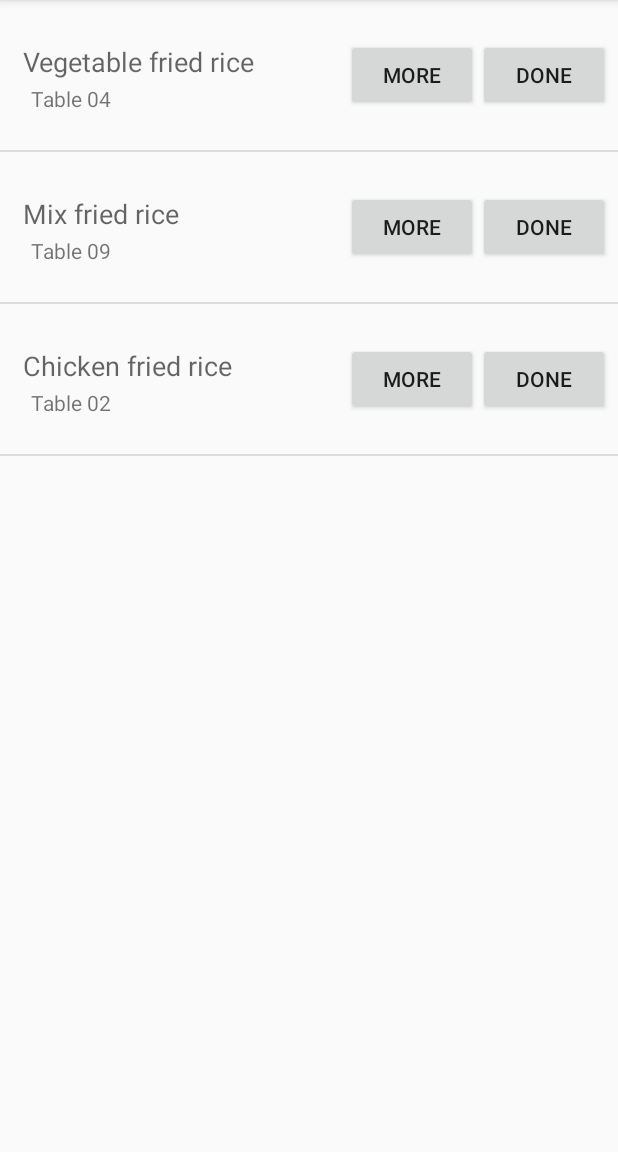
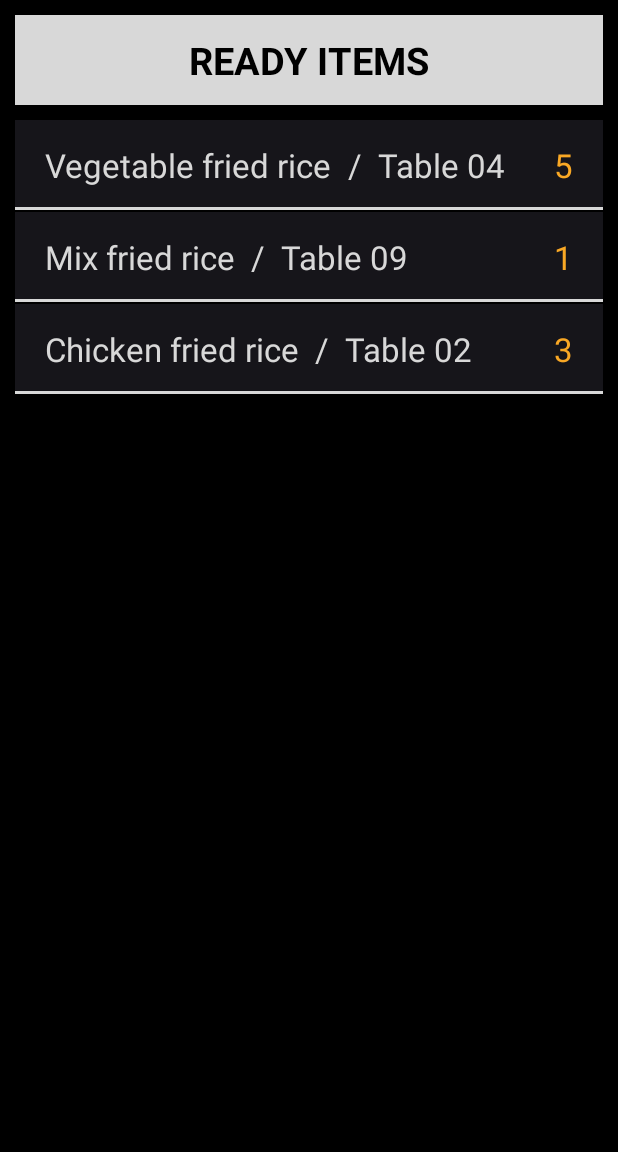
Before and after one commit to kavi707/ERestaurant, an Android app: the ReadyItemsActivity screen opened directly, with no data from a screen before it, on a phone screen of 412 x 824 dp, the part 84-1236 px from its top. Run offline under Robolectric (Android 15) with nearby library versions, the phone set to English and light mode, and no system bars.

Commit message:
Create a new view for ReadyItems list view

```diff
--- a/app/src/main/java/com/android/kavi/erestaurant/activities/tabs/ReadyItemsActivity.java
+++ b/app/src/main/java/com/android/kavi/erestaurant/activities/tabs/ReadyItemsActivity.java
@@ -48,9 +48,9 @@ public class ReadyItemsActivity extends ActionBarActivity {
 
         readyItemsListView = (ListView) findViewById(R.id.readyItemsListView);
 
-        readyItemList.add(new ReadyItem("Vegetable fried rice", "Table 04"));
-        readyItemList.add(new ReadyItem("Mix fried rice", "Table 09"));
-        readyItemList.add(new ReadyItem("Chicken fried rice", "Table 02"));
+        readyItemList.add(new ReadyItem("Table 04", "Vegetable fried rice", 5));
+        readyItemList.add(new ReadyItem("Table 09", "Mix fried rice", 1));
+        readyItemList.add(new ReadyItem("Table 02", "Chicken fried rice", 3));
 
         readyItemAdapter = new ReadyItemAdapter(readyItemList, context);
         readyItemsListView.setAdapter(readyItemAdapter);
--- a/app/src/main/java/com/android/kavi/erestaurant/adapters/ActiveTableItemAdapter.java
+++ b/app/src/main/java/com/android/kavi/erestaurant/adapters/ActiveTableItemAdapter.java
@@ -45,7 +45,7 @@ public class ActiveTableItemAdapter extends BaseAdapter {
 
         ActiveTableListItemView activeTableListItem;
         if (convertView == null) {
-            activeTableListItem = (ActiveTableListItemView) View.inflate(context, R.layout.active_table_list_item, null);
+            activeTableListItem = (ActiveTableListItemView) View.inflate(context, R.layout.list_item_active_table, null);
         } else {
             activeTableListItem = (ActiveTableListItemView) convertView;
         }
--- a/app/src/main/java/com/android/kavi/erestaurant/adapters/ReadyItemAdapter.java
+++ b/app/src/main/java/com/android/kavi/erestaurant/adapters/ReadyItemAdapter.java
@@ -20,8 +20,8 @@ public class ReadyItemAdapter extends BaseAdapter {
     private List<ReadyItem> readyItemList;
     private Context context;
 
-    public ReadyItemAdapter(List<ReadyItem> activeTableList, Context context) {
-        this.readyItemList = activeTableList;
+    public ReadyItemAdapter(List<ReadyItem> readyItemList, Context context) {
+        this.readyItemList = readyItemList;
         this.context = context;
     }
 
@@ -45,7 +45,7 @@ public class ReadyItemAdapter extends BaseAdapter {
 
         ReadyItemsListItemView readyItemListItem;
         if (convertView == null) {
-            readyItemListItem = (ReadyItemsListItemView) View.inflate(context, R.layout.ready_list_item, null);
+            readyItemListItem = (ReadyItemsListItemView) View.inflate(context, R.layout.list_item_ready, null);
         } else {
             readyItemListItem = (ReadyItemsListItemView) convertView;
         }
--- a/app/src/main/java/com/android/kavi/erestaurant/dataObjs/ReadyItem.java
+++ b/app/src/main/java/com/android/kavi/erestaurant/dataObjs/ReadyItem.java
@@ -6,12 +6,14 @@ package com.android.kavi.erestaurant.dataObjs;
  */
 public class ReadyItem {
 
+    private String readyTableName;
     private String readyItemName;
-    private String severedTableNumber;
+    private int itemQty;
 
-    public ReadyItem(String readyItemName, String severedTableNumber) {
+    public ReadyItem(String readyItemName, String readyTableName, int itemQty) {
+        this.readyTableName = readyTableName;
         this.readyItemName = readyItemName;
-        this.severedTableNumber = severedTableNumber;
+        this.itemQty = itemQty;
     }
 
     public String getReadyItemName() {
@@ -22,11 +24,19 @@ public class ReadyItem {
         this.readyItemName = readyItemName;
     }
 
-    public String getSeveredTableNumber() {
-        return severedTableNumber;
+    public String getReadyTableName() {
+        return readyTableName;
     }
 
-    public void setSeveredTableNumber(String severedTableNumber) {
-        this.severedTableNumber = severedTableNumber;
+    public void setReadyTableName(String readyTableName) {
+        this.readyTableName = readyTableName;
+    }
+
+    public int getItemQty() {
+        return itemQty;
+    }
+
+    public void setItemQty(int itemQty) {
+        this.itemQty = itemQty;
     }
 }
--- a/app/src/main/java/com/android/kavi/erestaurant/views/ReadyItemsListItemView.java
+++ b/app/src/main/java/com/android/kavi/erestaurant/views/ReadyItemsListItemView.java
@@ -2,6 +2,7 @@ package com.android.kavi.erestaurant.views;
 
 import android.content.Context;
 import android.util.AttributeSet;
+import android.util.Log;
 import android.widget.RelativeLayout;
 import android.widget.TextView;
 
@@ -15,8 +16,9 @@ import com.android.kavi.erestaurant.dataObjs.ReadyItem;
  */
 public class ReadyItemsListItemView extends RelativeLayout {
 
+    private TextView readyTableNameTextView;
     private TextView readyItemNameTextView;
-    private TextView servedTableNumberTextView;
+    private TextView itemQtyTextView;
 
     private ReadyItem readyItem;
 
@@ -28,8 +30,9 @@ public class ReadyItemsListItemView extends RelativeLayout {
     protected void onFinishInflate() {
         super.onFinishInflate();
 
-        readyItemNameTextView = (TextView) findViewById(R.id.readyItemName);
-        servedTableNumberTextView = (TextView) findViewById(R.id.servedTableName);
+        readyTableNameTextView = (TextView) findViewById(R.id.readyTableNameTextView);
+        readyItemNameTextView = (TextView) findViewById(R.id.readyItemNameTextView);
+        itemQtyTextView = (TextView) findViewById(R.id.itemQtyTextView);
     }
 
     public ReadyItem getReadyItem() {
@@ -39,7 +42,8 @@ public class ReadyItemsListItemView extends RelativeLayout {
     public void setReadyItem(ReadyItem readyItem) {
         this.readyItem = readyItem;
 
+        readyTableNameTextView.setText(readyItem.getReadyTableName());
         readyItemNameTextView.setText(readyItem.getReadyItemName());
-        servedTableNumberTextView.setText(readyItem.getSeveredTableNumber());
+        itemQtyTextView.setText(String.valueOf(readyItem.getItemQty()));
     }
 }
--- /dev/null
+++ b/app/src/main/res/layout/list_item_ready.xml
@@ -0,0 +1,64 @@
+<?xml version="1.0" encoding="utf-8"?>
+<com.android.kavi.erestaurant.views.ReadyItemsListItemView
+    xmlns:android="http://schemas.android.com/apk/res/android"
+    android:layout_width="match_parent"
+    android:layout_height="60dp"
+    android:background="@color/splash_black"
+    android:orientation="vertical">
+
+    <RelativeLayout
+        android:layout_width="match_parent"
+        android:layout_height="60dp"
+        android:layout_marginLeft="20dp"
+        android:layout_marginRight="20dp"
+        android:gravity="center_vertical">
+
+        <LinearLayout
+            android:layout_width="wrap_content"
+            android:layout_height="wrap_content"
+            android:orientation="horizontal">
+
+            <TextView
+                android:id="@+id/readyTableNameTextView"
+                android:layout_width="wrap_content"
+                android:layout_height="wrap_content"
+                android:textColor="@color/grey200"
+                android:textSize="22dp"
+                android:text="Table Name"
+                android:textAppearance="?android:attr/textAppearanceLarge" />
+
+            <TextView
+                android:text="  /  "
+                android:layout_width="wrap_content"
+                android:layout_height="wrap_content"
+                android:textColor="@color/grey200"
+                android:textSize="22dp"
+                android:textAppearance="?android:attr/textAppearanceLarge"/>
+
+            <TextView
+                android:id="@+id/readyItemNameTextView"
+                android:layout_width="wrap_content"
+                android:layout_height="wrap_content"
+                android:textColor="@color/grey200"
+                android:textSize="22dp"
+                android:text="Ready Item"
+                android:textAppearance="?android:attr/textAppearanceLarge"/>
+        </LinearLayout>
+
+        <TextView
+            android:id="@+id/itemQtyTextView"
+            android:layout_width="wrap_content"
+            android:layout_height="wrap_content"
+            android:textColor="@color/yellow800"
+            android:textSize="22dp"
+            android:text="00"
+            android:layout_alignParentRight="true"
+            android:textAppearance="?android:attr/textAppearanceLarge"/>
+    </RelativeLayout>
+
+    <TextView
+        android:layout_width="match_parent"
+        android:layout_height="2dp"
+        android:layout_alignParentBottom="true"
+        android:background="@color/grey200" />
+</com.android.kavi.erestaurant.views.ReadyItemsListItemView>
--- a/app/src/main/res/layout/ready_list_item.xml
+++ /dev/null
@@ -1,62 +0,0 @@
-<?xml version="1.0" encoding="utf-8"?>
-<com.android.kavi.erestaurant.views.ReadyItemsListItemView
-    xmlns:android="http://schemas.android.com/apk/res/android"
-    android:layout_width="match_parent"
-    android:layout_height="wrap_content"
-    android:orientation="vertical">
-
-    <RelativeLayout
-        android:layout_width="match_parent"
-        android:layout_height="100dp">
-
-        <TextView
-            android:id="@+id/readyItemName"
-            android:layout_width="fill_parent"
-            android:layout_height="30dp"
-            android:layout_alignParentLeft="true"
-            android:layout_alignParentStart="true"
-            android:layout_alignTop="@+id/moreReadyItemButton"
-            android:layout_marginLeft="15dp"
-            android:layout_toLeftOf="@+id/moreReadyItemButton"
-            android:layout_toStartOf="@+id/moreReadyItemButton"
-            android:gravity="center_vertical"
-            android:text="Ready Item Name"
-            android:textAppearance="?android:attr/textAppearanceMedium"
-            android:typeface="normal" />
-
-        <Button
-            android:id="@+id/doneButton"
-            android:layout_width="wrap_content"
-            android:layout_height="wrap_content"
-            android:layout_alignParentEnd="true"
-            android:layout_alignParentRight="true"
-            android:layout_alignTop="@+id/moreReadyItemButton"
-            android:layout_marginRight="5dp"
-            android:text="Done" />
-
-        <Button
-            android:id="@+id/moreReadyItemButton"
-            android:layout_width="wrap_content"
-            android:layout_height="wrap_content"
-            android:layout_centerVertical="true"
-            android:layout_toLeftOf="@+id/doneButton"
-            android:layout_toStartOf="@+id/doneButton"
-            android:text="More" />
-
-        <TextView
-            android:id="@+id/servedTableName"
-            android:layout_width="wrap_content"
-            android:layout_height="wrap_content"
-            android:layout_alignLeft="@+id/readyItemName"
-            android:layout_alignStart="@+id/readyItemName"
-            android:layout_below="@+id/readyItemName"
-            android:layout_toLeftOf="@+id/moreReadyItemButton"
-            android:layout_toStartOf="@+id/moreReadyItemButton"
-            android:text="Small Text"
-            android:layout_marginLeft="5dp"
-            android:textAppearance="?android:attr/textAppearanceSmall" />
-
-    </RelativeLayout>
-
-
-</com.android.kavi.erestaurant.views.ReadyItemsListItemView>
--- a/app/src/main/res/layout/tab_activity_active_tables.xml
+++ b/app/src/main/res/layout/tab_activity_active_tables.xml
@@ -9,7 +9,7 @@
         android:layout_margin="10dp"
         android:background="@color/grey200"
         android:layout_width="fill_parent"
-        android:layout_height="80dp">
+        android:layout_height="60dp">
 
         <TextView
             android:layout_width="wrap_content"
--- a/app/src/main/res/layout/tab_activity_ready_items.xml
+++ b/app/src/main/res/layout/tab_activity_ready_items.xml
@@ -1,11 +1,34 @@
 <?xml version="1.0" encoding="utf-8"?>
-<LinearLayout xmlns:android="http://schemas.android.com/apk/res/android"
-    android:orientation="vertical" android:layout_width="match_parent"
-    android:layout_height="match_parent">
+<LinearLayout
+    xmlns:android="http://schemas.android.com/apk/res/android"
+    android:orientation="vertical"
+    android:layout_width="match_parent"
+    android:layout_height="match_parent"
+    android:background="@color/black">
+
+    <RelativeLayout
+        android:layout_margin="10dp"
+        android:background="@color/grey200"
+        android:layout_width="fill_parent"
+        android:layout_height="60dp">
+
+        <TextView
+            android:layout_width="wrap_content"
+            android:layout_height="wrap_content"
+            android:textAppearance="?android:attr/textAppearanceMedium"
+            android:text="@string/ready_item_label"
+            android:textColor="@color/black"
+            android:textSize="25dp"
+            android:textStyle="bold"
+            android:layout_centerVertical="true"
+            android:layout_centerHorizontal="true" />
+    </RelativeLayout>
 
     <ListView
         android:layout_width="match_parent"
         android:layout_height="match_parent"
+        android:layout_marginLeft="10dp"
+        android:layout_marginRight="10dp"
         android:id="@+id/readyItemsListView"
         android:layout_gravity="center_horizontal"/>
 </LinearLayout>
--- a/app/src/main/res/values/colors.xml
+++ b/app/src/main/res/values/colors.xml
@@ -14,4 +14,7 @@
     <color name="grey400">#bdbdbd</color>
     <color name="grey500">#9e9e9e</color>
     <color name="grey600">#757575</color>
+
+    <color name="yellow800">#f9a825</color>
+    <color name="yellow900">#f57f17</color>
 </resources>
--- a/app/src/main/res/values/strings.xml
+++ b/app/src/main/res/values/strings.xml
@@ -24,4 +24,6 @@
     <string name="active_table_heading_label">ACTIVE TABLES</string>
     <string name="active_table_bill_label">Bill</string>
     <string name="active_table_add_item_label">Add Item</string>
+
+    <string name="ready_item_label">READY ITEMS</string>
 </resources>
```
Also changed, not shown: app/src/main/res/layout/list_item_active_table.xml (renamed from app/src/main/res/layout/active_table_list_item.xml).
